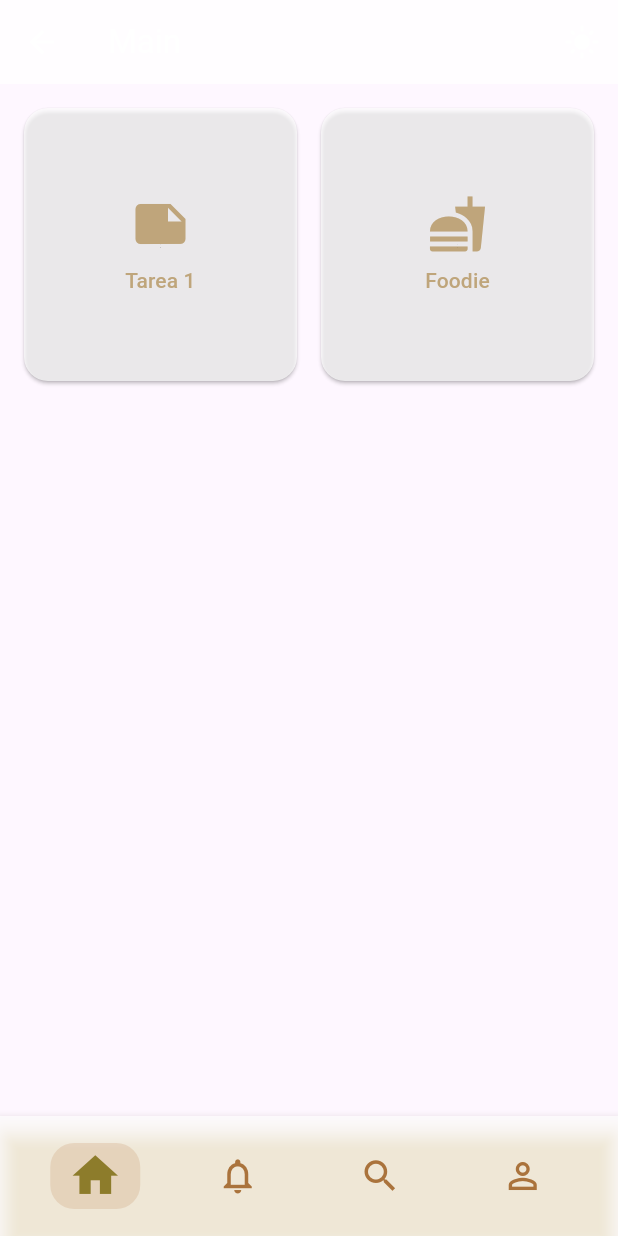
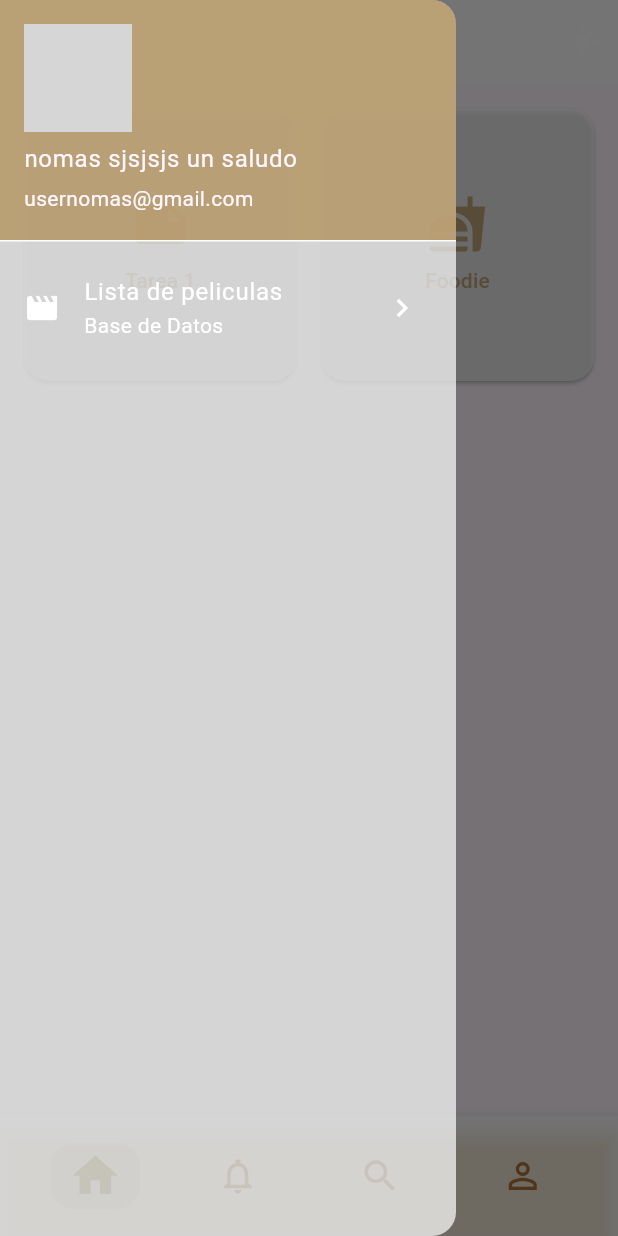
Before and after one commit to VanessaFAG/appmovil, a Flutter app: the HomeScreen screen opened by its route, with the side drawer open (before the commit the screen has no drawer), on a phone screen of 412 x 824 dp. Run offline on Flutter 3.47's test engine with Material 3 defaults, Android fonts, the light colour scheme and no system bars; our stand-ins replace image_picker, lottie, sqflite; accounts and stored records are empty; network calls fail; grey boxes are pictures that could not be loaded.

Commit message:
movies/drawer

```diff
--- a/lib/main.dart
+++ b/lib/main.dart
@@ -1,5 +1,6 @@
 import 'package:flutter/material.dart';
 import 'package:movil2025/screens/home_screen.dart';
+import 'package:movil2025/screens/list_movies.dart';
 import 'package:movil2025/screens/login_screen.dart';
 import 'package:movil2025/screens/signup_screen.dart';
 import 'package:movil2025/tarea1/challenge.dart';
@@ -33,6 +34,7 @@
             "/registro":(context) => SignUpScreen(),
             "/login":(context) => LoginScreen(),
             "/foodie":(context) => FoodieMain(),
+            "/listDB": (context) => ListMovies(),
           },
           title: 'Marerial',
           home: LoginScreen(),
--- a/lib/screens/home_screen.dart
+++ b/lib/screens/home_screen.dart
@@ -124,6 +124,29 @@
           children: [_buildGridButton(Icons.note, "Tarea 1", 0), _buildGridButton(Icons.fastfood, "Foodie", 1)],
         ),
       ),
+      drawer: Drawer(
+        child: ListView(
+          children: [
+            UserAccountsDrawerHeader(
+              accountEmail: Text("usernomas@gmail.com"),
+              accountName: Text("nomas sjsjsjs un saludo"),
+              currentAccountPicture:
+              CircleAvatar(
+                backgroundImage: NetworkImage("https://giffiles.alphacoders.com/219/219969.gif"),
+              ),
+            ),
+            ListTile(
+              leading: Icon(Icons.movie),
+              title: Text('Lista de peliculas'),
+              subtitle: Text('Base de Datos'),
+              trailing: Icon(Icons.chevron_right),
+              onTap: (){
+                Navigator.pushNamed(context, "/listBD");
+              },
+            )
+          ],
+        ),
+      ),
       bottomNavigationBar: BottomAppBar(
         shadowColor: Colors.amber,
         elevation: 5,
--- a/lib/tarea3/pages/home_page.dart
+++ b/lib/tarea3/pages/home_page.dart
@@ -73,7 +73,7 @@
                 ),
               ),
             ),
-            Container(
+            SizedBox( // Contenedor para la lista horizontal
               height: 200,
               child: ListView(
                 scrollDirection: Axis.horizontal,
```
Also changed, not shown: lib/screens/list_movies.dart (added, +46 -0 lines), lib/tarea3/cart_page.dart (+72 -8 lines).
